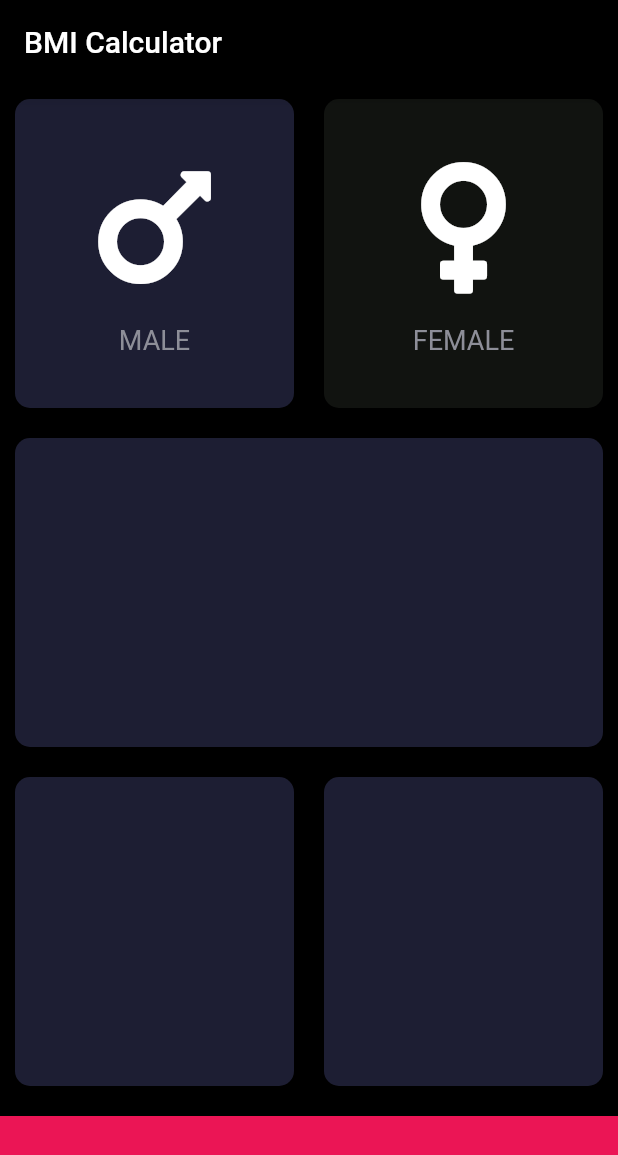
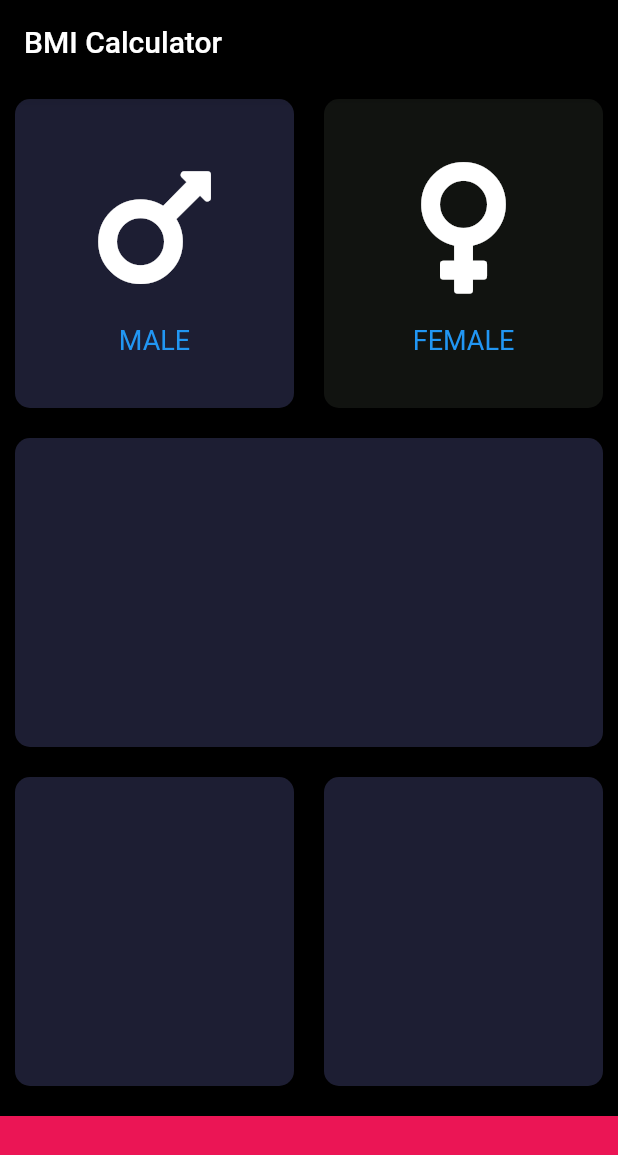
Before and after one commit to Waruna-Kaushalya/flutter_bmi_cal, a Flutter app: the screen it shows after launch, on a phone screen of 412 x 824 dp. Shown: the top 1155 px of the screen. Run offline on Flutter 3.47's test engine with Material 2 defaults, Android fonts, the phone set to English and light mode, and no system bars; our stand-ins replace font_awesome_flutter.

```diff
--- a/lib/icon_content.dart
+++ b/lib/icon_content.dart
@@ -27,7 +27,10 @@ class CardContentWidget extends StatelessWidget {
         ),
         Text(
           textContent,
-          style: labelTextStyle,
+          style: TextStyle(
+            fontSize: 18,
+            color: Colors.blue,
+          ),
         )
       ],
     );
--- a/lib/main.dart
+++ b/lib/main.dart
@@ -11,11 +11,10 @@ class BMICalculator extends StatelessWidget {
     return MaterialApp(
       theme: ThemeData(
         primaryColor: Colors.black,
-        // canvasColor: Color(0xFF14193a),
         scaffoldBackgroundColor: Colors.black,
-        textTheme: TextTheme(
-          bodyText2: TextStyle(color: Colors.white),
-        ),
+        // textTheme: TextTheme(
+        //   bodyText2: TextStyle(color: Colors.white),
+        // ),
         accentColor: Colors.pink,
       ),
       home: InputPage(),
--- a/lib/resuable_card.dart
+++ b/lib/resuable_card.dart
@@ -9,9 +9,8 @@ class ReusebleCard extends StatelessWidget {
 
   final Color? colour;
   final Widget? cardChild;
-
-  // final VoidCallback? onPress;
-  final Function onPress;
+  final VoidCallback? onPress;
+  // final Function onPress;
   // final Function() onPress;
   // final Function()? onPress;
 
@@ -23,7 +22,6 @@ class ReusebleCard extends StatelessWidget {
         margin: EdgeInsets.all(10.0),
         decoration: BoxDecoration(
           color: colour,
-          // Color(0xFF1D1E33)
           borderRadius: BorderRadius.circular(10.0),
         ),
         child: cardChild,
```
Also changed, not shown: lib/input_page.dart (+0 -15 lines).
